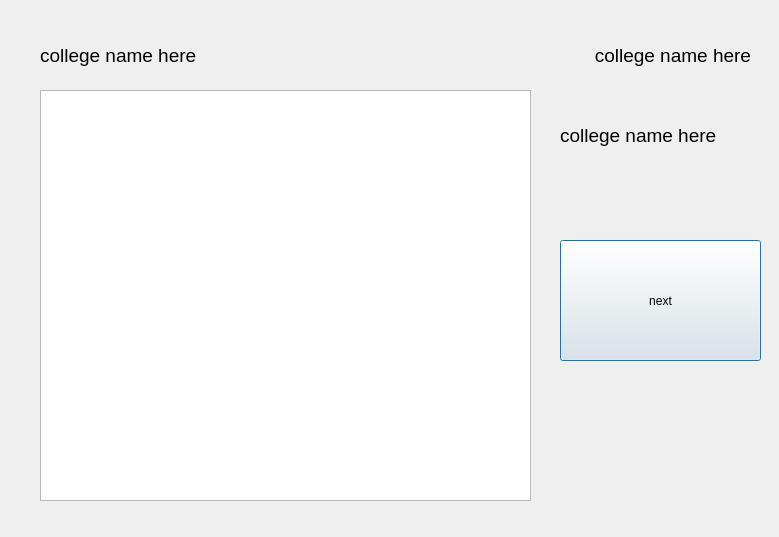
First picture: the form in BaseballTour/triptake.ui, repository awiswasi/WhoIsYourDatabase, before the edit.
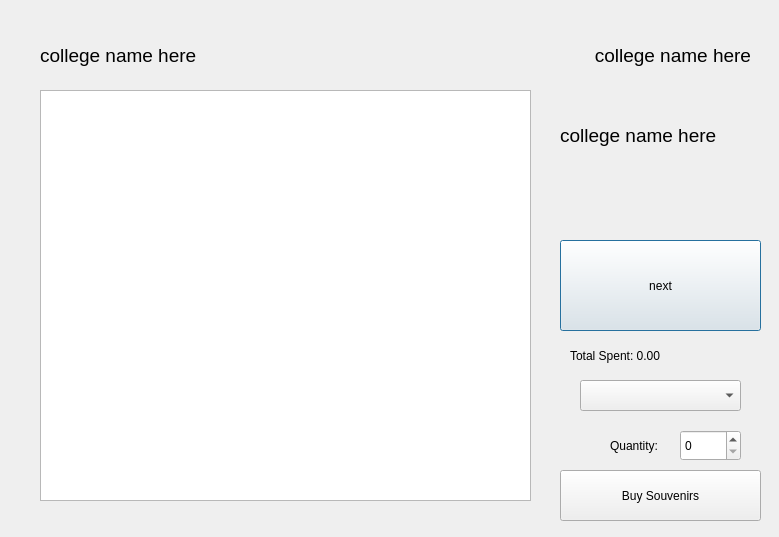
Second picture: the form after the edit.

```diff
--- a/BaseballTour/triptake.ui
+++ b/BaseballTour/triptake.ui
@@ -19,7 +19,7 @@
      <x>560</x>
      <y>240</y>
      <width>201</width>
-     <height>121</height>
+     <height>91</height>
     </rect>
    </property>
    <property name="text">
@@ -98,6 +98,65 @@
     <string>college name here</string>
    </property>
   </widget>
+  <widget class="QPushButton" name="buyButton">
+   <property name="geometry">
+    <rect>
+     <x>560</x>
+     <y>470</y>
+     <width>201</width>
+     <height>51</height>
+    </rect>
+   </property>
+   <property name="text">
+    <string>Buy Souvenirs</string>
+   </property>
+  </widget>
+  <widget class="QSpinBox" name="quantitySpinBox">
+   <property name="geometry">
+    <rect>
+     <x>680</x>
+     <y>430</y>
+     <width>61</width>
+     <height>31</height>
+    </rect>
+   </property>
+  </widget>
+  <widget class="QLabel" name="label_2">
+   <property name="geometry">
+    <rect>
+     <x>610</x>
+     <y>436</y>
+     <width>61</width>
+     <height>20</height>
+    </rect>
+   </property>
+   <property name="text">
+    <string>Quantity:</string>
+   </property>
+  </widget>
+  <widget class="QComboBox" name="comboBox">
+   <property name="geometry">
+    <rect>
+     <x>580</x>
+     <y>380</y>
+     <width>161</width>
+     <height>31</height>
+    </rect>
+   </property>
+  </widget>
+  <widget class="QLabel" name="label">
+   <property name="geometry">
+    <rect>
+     <x>570</x>
+     <y>345</y>
+     <width>171</width>
+     <height>21</height>
+    </rect>
+   </property>
+   <property name="text">
+    <string>Total Spent: 0.00</string>
+   </property>
+  </widget>
  </widget>
  <resources/>
  <connections/>
```
